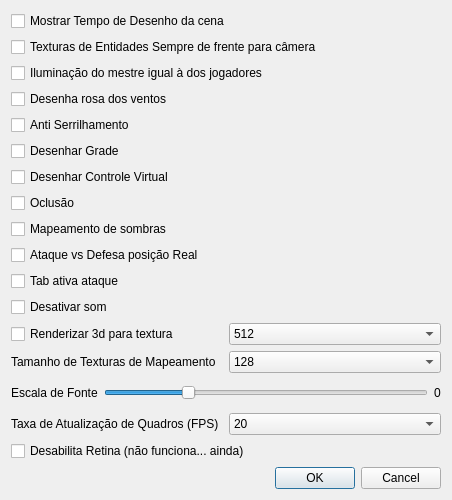
The window that ifg/qt/ui/opcoes.ui (matferib/tabuleiro-virtual) describes before a commit, drawn with Qt 5.
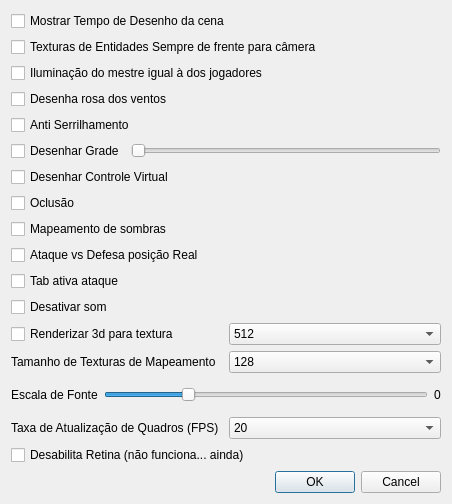
The same window after the commit.

Commit message: ui de grade em opcoes e fixes de grade

```diff
--- a/ifg/qt/ui/opcoes.ui
+++ b/ifg/qt/ui/opcoes.ui
@@ -7,7 +7,7 @@
     <x>0</x>
     <y>0</y>
     <width>452</width>
-    <height>500</height>
+    <height>504</height>
    </rect>
   </property>
   <property name="windowTitle">
@@ -50,11 +50,28 @@
     </widget>
    </item>
    <item>
+    <layout class="QHBoxLayout" name="horizontalLayout_5">
+     <item>
     <widget class="QCheckBox" name="checkbox_grade">
      <property name="text">
       <string>Desenhar Grade</string>
      </property>
     </widget>
+     </item>
+     <item>
+      <widget class="QSlider" name="slider_grade">
+       <property name="maximum">
+        <number>10</number>
+       </property>
+       <property name="pageStep">
+        <number>3</number>
+       </property>
+       <property name="orientation">
+        <enum>Qt::Orientation::Horizontal</enum>
+       </property>
+      </widget>
+     </item>
+    </layout>
    </item>
    <item>
     <widget class="QCheckBox" name="checkbox_controle">
```
Lines whose indentation alone changed are shown as unchanged. The commit also changes 2 other files.
